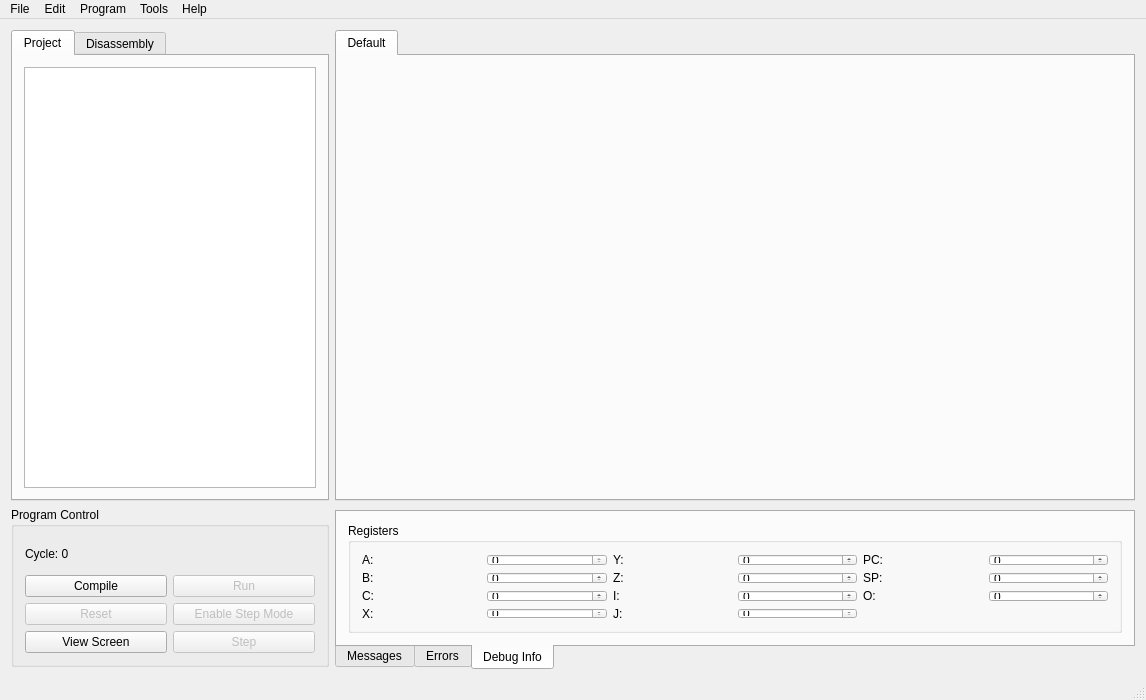
Old version of the form dcpudeveloper.ui in the repository jamie124/DCPU-Developer.
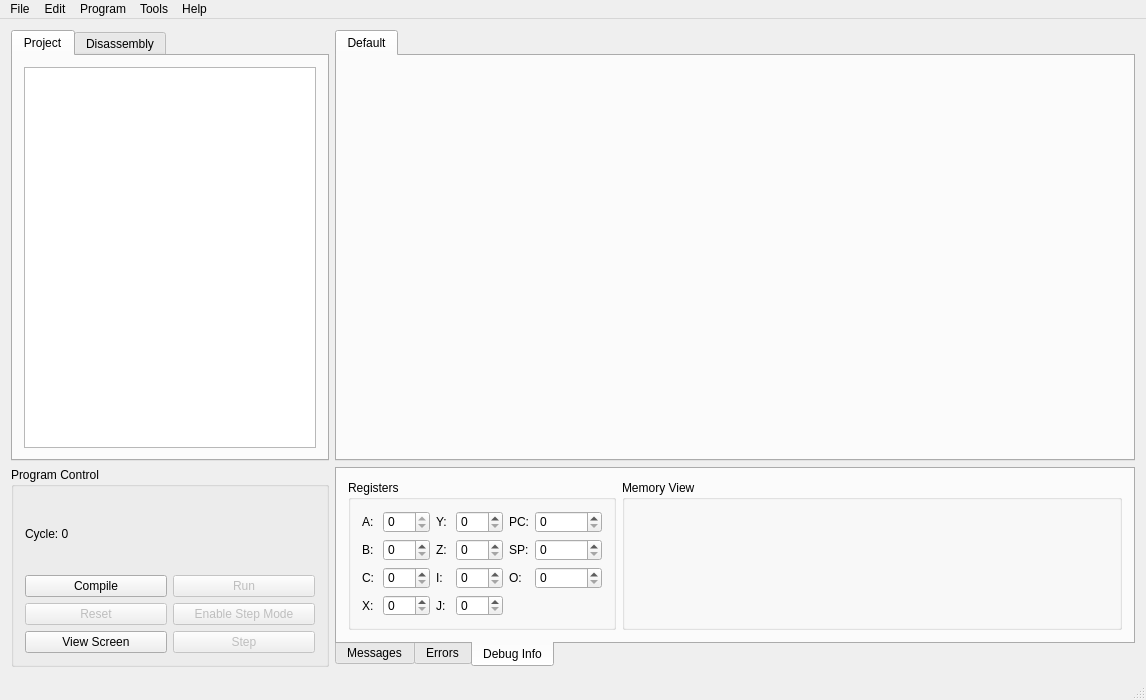
New version of the form.

Commit message: Got semiworking memory viewer widget working

```diff
--- a/dcpudeveloper.ui
+++ b/dcpudeveloper.ui
@@ -176,7 +176,7 @@
       <property name="maximumSize">
        <size>
         <width>16777215</width>
-        <height>153</height>
+        <height>200</height>
        </size>
       </property>
       <property name="tabPosition">
@@ -391,6 +391,25 @@
             </layout>
            </widget>
           </item>
+          <item>
+           <widget class="QGroupBox" name="memory_gb">
+            <property name="sizePolicy">
+             <sizepolicy hsizetype="Fixed" vsizetype="Fixed">
+              <horstretch>0</horstretch>
+              <verstretch>0</verstretch>
+             </sizepolicy>
+            </property>
+            <property name="minimumSize">
+             <size>
+              <width>500</width>
+              <height>150</height>
+             </size>
+            </property>
+            <property name="title">
+             <string>Memory View</string>
+            </property>
+           </widget>
+          </item>
          </layout>
         </item>
        </layout>
```
Left out of the diff: 13 changed lines with no effect on the pictures. The commit also changes 11 other files.
